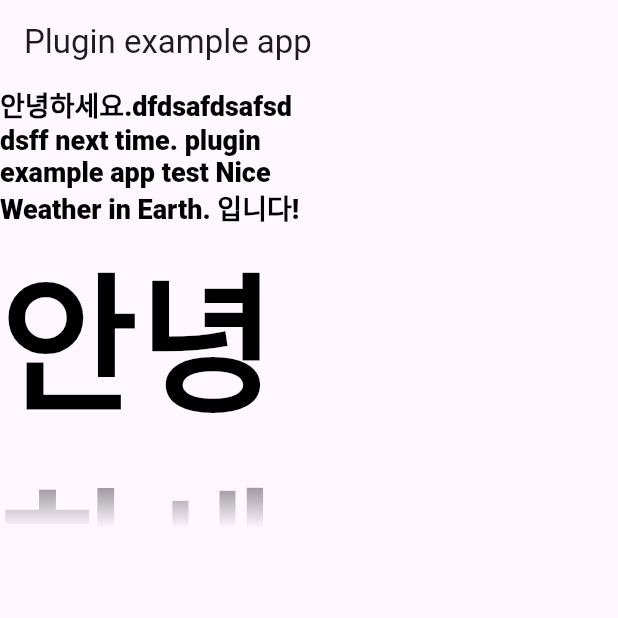
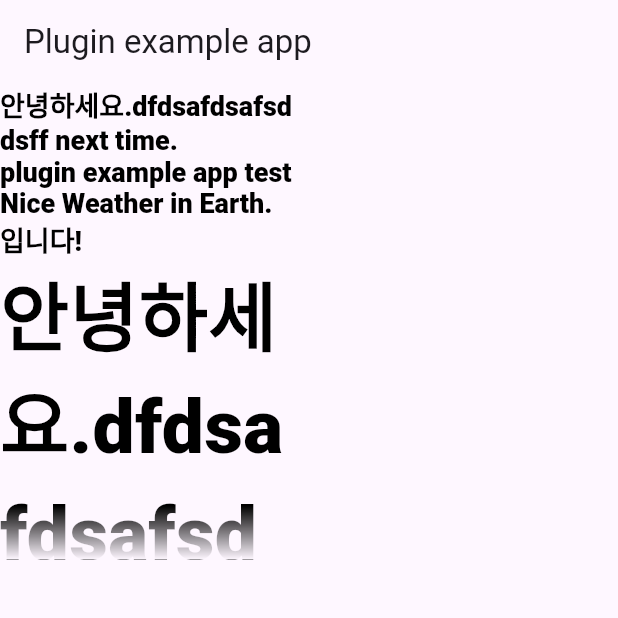
Before and after one commit to aqoong/size_tailored_text, a Flutter app: the screen it shows after launch, on a phone screen of 412 x 824 dp, the top half of it. Run offline on Flutter 3.47's test engine with Material 3 defaults, Android fonts, the phone set to English and light mode, and no system bars.

Commit message:
update 1.0.4 개행문이 포함된 text에 maxLines가 1로 설정되었다면 text의 개행문을 공백으로 변경하여 한줄에 표현될 수 있도록 수정

```diff
--- a/example/lib/main.dart
+++ b/example/lib/main.dart
@@ -20,9 +20,9 @@ class _MyAppState extends State<MyApp> {
 
   @override
   Widget build(BuildContext context) {
-    const text = '안녕하세요.dfdsafdsafsd dsff next time. plugin example app test Nice Weather in Earth. 입니다!';
+    const text = '안녕하세요.dfdsafdsafsd dsff next time.\nplugin example app test Nice Weather in Earth. 입니다!';
     const style = TextStyle(
-      fontSize: 100,
+      fontSize: 50,
       overflow: TextOverflow.fade,
       color: Colors.black,
       fontWeight: FontWeight.w800,
--- a/lib/size_tailored_text.dart
+++ b/lib/size_tailored_text.dart
@@ -36,7 +36,7 @@ class SizeTailoredText extends StatelessWidget {
 
   const SizeTailoredText(
     this.text, {
-    Key? key,
+    super.key,
     this.width,
     this.height,
     this.style,
@@ -49,11 +49,15 @@ class SizeTailoredText extends StatelessWidget {
     this.textHeightBehavior,
     this.minFontSize = 8,
     this.stepGranularity = 0.5,
-  })  : assert(maxLines > 0, 'maxLines must be greater than 0'),
-        super(key: key);
+  })  : assert(maxLines > 0, 'maxLines must be greater than 0');
 
   @override
   Widget build(BuildContext context) {
+    String clearedText = text;
+    if (maxLines == 1 && text.contains('\n')) {
+      clearedText = text.replaceAll('\n', ' ');
+    }
+
     return LayoutBuilder(builder: (context, constraints) {
       final maxWidth = width ?? constraints.maxWidth;
       final maxHeight = height ?? constraints.maxHeight;
@@ -65,7 +69,7 @@ class SizeTailoredText extends StatelessWidget {
       while (fontSize - stepGranularity >= minFontSize) {
         tempTextSpan = TextSpan(
           children: _buildTextSpans(
-              text: text,
+              text: clearedText,
               style: effectiveStyle.copyWith(fontSize: fontSize),
               maxWidth: maxWidth),
         );
--- a/pubspec.yaml
+++ b/pubspec.yaml
@@ -1,6 +1,6 @@
 name: size_tailored_text
 description: "This text widget automatically adjusts the font size to prevent overflow error messages by ensuring it does not exceed the given space."
-version: 1.0.3
+version: 1.0.4
 homepage: https://github.com/aqoong/size_tailored_text
 
 environment:
```
Also changed, not shown: example/pubspec.lock, 1 other file.
